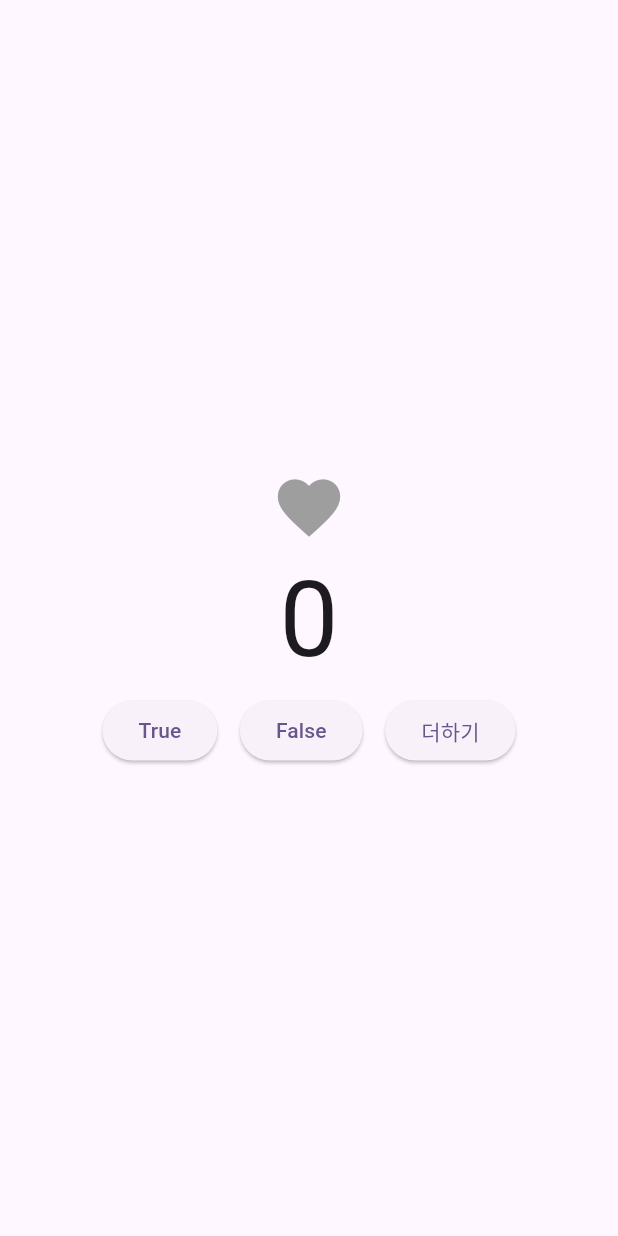
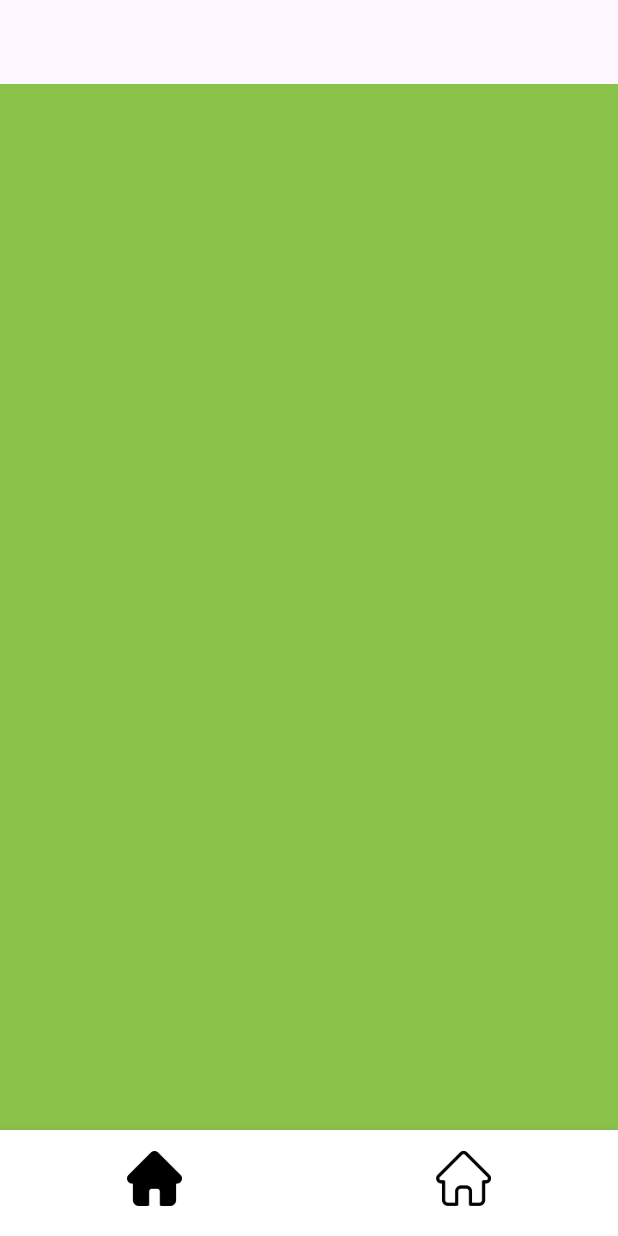
Before and after one commit to kyuchanE/chanq_tistory, a Flutter app: the screen it shows after launch, on a phone screen of 412 x 824 dp. Run offline on Flutter 3.47's test engine with Material 2 defaults, Android fonts, the phone set to English and light mode, and no system bars; our stand-ins replace bloc, equatable, flutter_bloc.

Commit message:
feat: bottom nav bloc

```diff
--- a/lib/controller/BottomNavController.dart
+++ /dev/null
@@ -1,41 +0,0 @@
-import 'package:bloc/bloc.dart';
-import 'package:equatable/equatable.dart';
-
-class BottomNavController extends Bloc<BottomNavEvent, BlocSelectorState> {
-  BottomNavController() : super(BlocSelectorState()) {
-    on<ChangeStateEvent>((event, emit) {
-      emit(state.clone(changeState: event.state));
-    });
-    on<ValueEvent>((event, emit) {
-      emit(state.clone(value: state.value + 1));
-    });
-  }
-}
-
-abstract class BottomNavEvent {}
-
-class ChangeStateEvent extends BottomNavEvent {
-  bool state;
-  ChangeStateEvent({this.state = false});
-}
-
-class ValueEvent extends BottomNavEvent {}
-
-class BlocSelectorState extends Equatable {
-  final bool changeState;
-  final int value;
-  BlocSelectorState({this.changeState = false, this.value = 0});
-
-  BlocSelectorState clone({
-    bool? changeState,
-    int? value,
-  }) {
-    return BlocSelectorState(
-      changeState: changeState ?? this.changeState,
-      value: value ?? this.value,
-    );
-  }
-
-  @override
-  List<Object?> get props => [changeState, value];
-}
--- /dev/null
+++ b/lib/controller/bottom_nav_controller.dart
@@ -0,0 +1,38 @@
+import 'package:bloc/bloc.dart';
+import 'package:equatable/equatable.dart';
+
+class BottomNavController extends Bloc<BottomNavEvent, BottomNavState> {
+  BottomNavController() : super(BottomNavState()) {
+    on<ChangeBottomStateEvent>((event, emit) {
+      emit(state.clone(navState: event.state));
+    });
+  }
+}
+
+abstract class BottomNavEvent {}
+
+class ChangeBottomStateEvent extends BottomNavEvent {
+  int state;
+  ChangeBottomStateEvent({this.state = 0});
+}
+
+class BottomNavState extends Equatable {
+  final int navState;
+  BottomNavState({this.navState = 0});
+
+  BottomNavState clone({int? navState}) {
+    return BottomNavState(navState: navState ?? this.navState);
+  }
+
+  @override
+  List<Object?> get props => [navState];
+}
+
+enum BottomNavItem {
+  main(0, "MAIN"),
+  setting(1, "SETTING");
+
+  final int code;
+  final String title;
+  const BottomNavItem(this.code, this.title);
+}
--- a/lib/main.dart
+++ b/lib/main.dart
@@ -1,6 +1,7 @@
+import 'package:chanq_tistory_project/controller/bottom_nav_controller.dart';
 import 'package:chanq_tistory_project/ui/app.dart';
-import 'package:chanq_tistory_project/ui/bloc_selector_test_page.dart';
 import 'package:flutter/material.dart';
+import 'package:flutter_bloc/flutter_bloc.dart';
 
 void main() {
   runApp(const MyApp());
@@ -19,7 +20,10 @@ class MyApp extends StatelessWidget {
         useMaterial3: true,
       ),
       // home: const App(),
-      home: const BlocSelectorPage(),
+      home: BlocProvider(
+        create: (context) => BottomNavController(),
+        child: App(),
+      ),
     );
   }
 }
--- a/lib/ui/app.dart
+++ b/lib/ui/app.dart
@@ -1,22 +1,38 @@
 import 'package:chanq_tistory_project/components/image_data.dart';
+import 'package:chanq_tistory_project/controller/bottom_nav_controller.dart';
+import 'package:chanq_tistory_project/ui/home_screen.dart';
+import 'package:chanq_tistory_project/ui/setting_screen.dart';
 import 'package:flutter/material.dart';
+import 'package:flutter_bloc/flutter_bloc.dart';
+
+final List<Widget> _screenList = <Widget>[
+  HomeScreen(),
+  SettingScreen(),
+];
 
 class App extends StatelessWidget {
   const App({super.key});
 
   @override
   Widget build(BuildContext context) {
+    return BlocBuilder<BottomNavController, BottomNavState>(
+      builder: (context, state) {
         return Scaffold(
           backgroundColor: Colors.white,
           appBar: AppBar(),
-      body: Container(),
+          body: _screenList.elementAt(state.navState),
           bottomNavigationBar: BottomNavigationBar(
+            // TODO: How to delete BottomNavigationBar ripple effects.
             backgroundColor: Colors.white,
             type: BottomNavigationBarType.fixed,
             showSelectedLabels: false,
             showUnselectedLabels: false,
-        currentIndex: 0,
-        onTap: (value) {},
+            currentIndex: state.navState,
+            onTap: (value) {
+              context
+                  .read<BottomNavController>()
+                  .add(ChangeBottomStateEvent(state: value));
+            },
             items: [
               BottomNavigationBarItem(
                 icon: ImageData(IconsPath.homeOff),
@@ -31,5 +47,7 @@ class App extends StatelessWidget {
             ],
           ),
         );
+      },
+    );
   }
 }
--- a/lib/ui/bloc_selector_test_page.dart
+++ /dev/null
@@ -1,83 +0,0 @@
-import 'package:chanq_tistory_project/controller/BottomNavController.dart';
-import 'package:flutter/material.dart';
-import 'package:flutter_bloc/flutter_bloc.dart';
-
-class BlocSelectorPage extends StatelessWidget {
-  const BlocSelectorPage({super.key});
-
-  @override
-  Widget build(BuildContext context) {
-    return BlocProvider(
-      create: (context) => BottomNavController(),
-      child: SamplePage(),
-    );
-  }
-}
-
-class SamplePage extends StatelessWidget {
-  const SamplePage({super.key});
-
-  @override
-  Widget build(BuildContext context) {
-    return Scaffold(
-      body: Center(
-        child: Column(
-          mainAxisAlignment: MainAxisAlignment.center,
-          children: [
-            BlocSelector<BottomNavController, BlocSelectorState, bool>(
-              selector: (state) => state.changeState,
-              builder: (context, state) {
-                return Icon(
-                  Icons.favorite,
-                  color: state ? Colors.red : Colors.grey,
-                  size: 50,
-                );
-              },
-            ),
-            BlocBuilder<BottomNavController, BlocSelectorState>(
-              builder: (context, state) {
-                return Text(
-                  state.value.toString(),
-                  style: const TextStyle(fontSize: 70),
-                );
-              },
-            ),
-            Row(
-              mainAxisAlignment: MainAxisAlignment.center,
-              children: [
-                ElevatedButton(
-                  onPressed: () {
-                    context
-                        .read<BottomNavController>()
-                        .add(ChangeStateEvent(state: true));
-                  },
-                  child: Text('True'),
-                ),
-                const SizedBox(
-                  width: 15,
-                ),
-                ElevatedButton(
-                  onPressed: () {
-                    context
-                        .read<BottomNavController>()
-                        .add(ChangeStateEvent(state: false));
-                  },
-                  child: Text('False'),
-                ),
-                const SizedBox(
-                  width: 15,
-                ),
-                ElevatedButton(
-                  onPressed: () {
-                    context.read<BottomNavController>().add(ValueEvent());
-                  },
-                  child: Text('더하기'),
-                ),
-              ],
-            ),
-          ],
-        ),
-      ),
-    );
-  }
-}
--- /dev/null
+++ b/lib/ui/home_screen.dart
@@ -0,0 +1,12 @@
+import 'package:flutter/material.dart';
+
+class HomeScreen extends StatelessWidget {
+  const HomeScreen({Key? key}) : super(key: key);
+
+  @override
+  Widget build(BuildContext context) {
+    return Container(
+      color: Colors.lightGreen,
+    );
+  }
+}
--- /dev/null
+++ b/lib/ui/setting_screen.dart
@@ -0,0 +1,12 @@
+import 'package:flutter/material.dart';
+
+class SettingScreen extends StatelessWidget {
+  const SettingScreen({Key? key}) : super(key: key);
+
+  @override
+  Widget build(BuildContext context) {
+    return Container(
+      color: Colors.amberAccent,
+    );
+  }
+}
--- a/pubspec.yaml
+++ b/pubspec.yaml
@@ -38,6 +38,8 @@ dependencies:
   bloc: ^8.1.2
   flutter_bloc: ^8.1.3
   equatable: ^2.0.5
+  http: ^1.1.0
+  rxdart: ^0.27.7
 
 dev_dependencies:
   flutter_test:
```
Also changed, not shown: lib/repository/tistory_repository.dart (added). Lines whose indentation alone changed are shown as unchanged.
